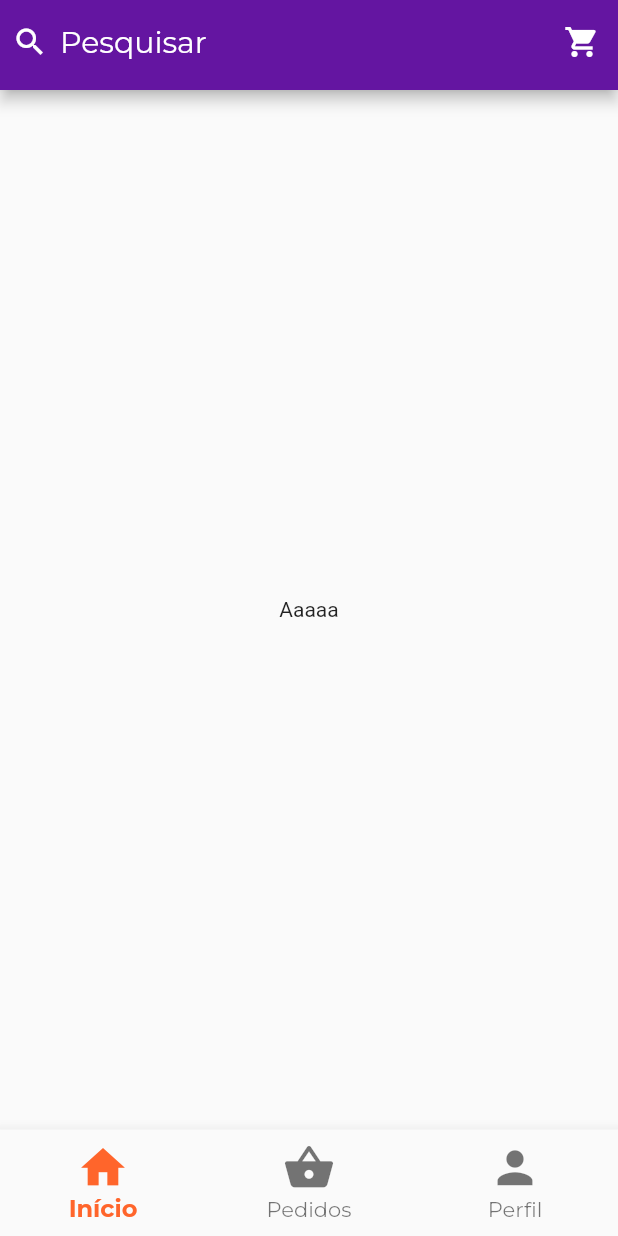
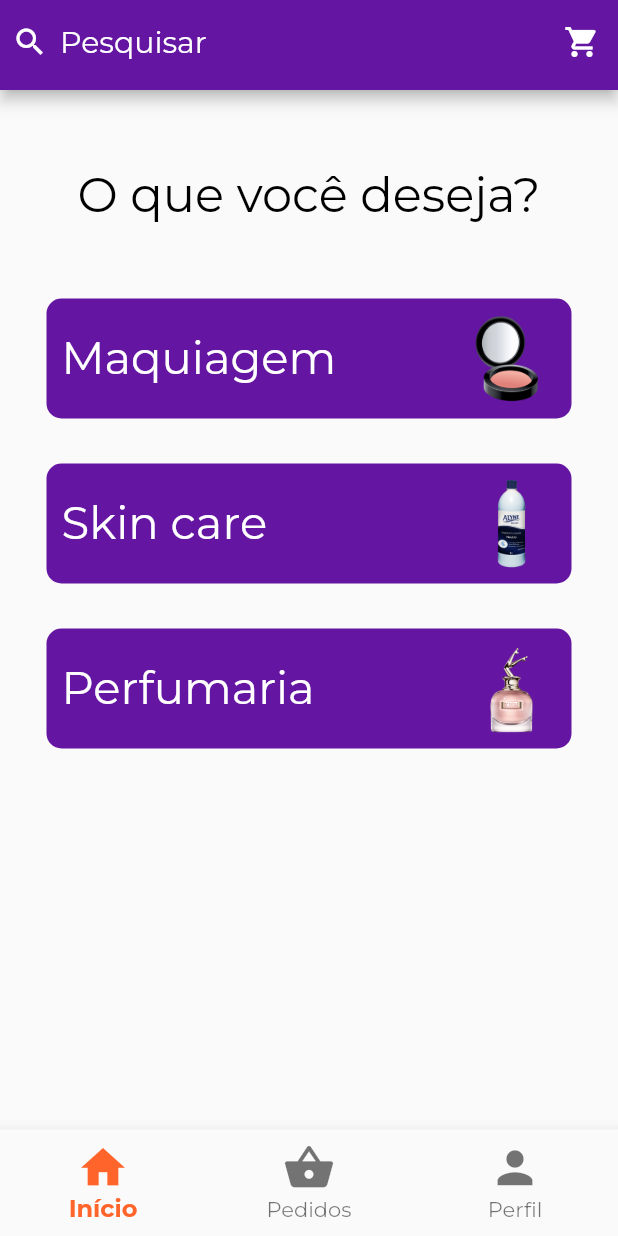
Before and after one commit to LeonardoLuisKlein/inTime, a Flutter app: the screen it shows after launch, on a phone screen of 412 x 824 dp. Run offline on Flutter 3.47's test engine with Material 2 defaults, Android fonts, the phone set to English and light mode, and no system bars.

Commit message:
Feat: introducing home page

```diff
--- a/lib/main.dart
+++ b/lib/main.dart
@@ -1,5 +1,7 @@
 import 'package:flutter/material.dart';
 import 'package:in_time/pages/principal.dart';
+import 'package:in_time/pages/login.dart';
+import 'package:in_time/pages/cadastro.dart';
 
 void main(List<String> app) {
   runApp(const MaterialApp(
--- a/lib/pages/principal.dart
+++ b/lib/pages/principal.dart
@@ -54,8 +54,127 @@ class _PrincipalState extends State<Principal> {
           ),
         ),
       ),
-      body: const Center(
-        child: Text("Aaaaa"),
+      body: Column(
+        children: [
+          const Padding(
+            padding: EdgeInsets.only(top: 50.0),
+            child: Text(
+              "O que você deseja?",
+              style: TextStyle(
+                  fontSize: 32,
+                  fontFamily: 'Montserrat',
+                  color: Color.fromARGB(255, 0, 0, 0)),
+            ),
+          ),
+          Padding(
+              padding: const EdgeInsets.only(top: 50.0),
+              child: Center(
+                child: GestureDetector(
+                    onTap: () {
+                      print("paulo");
+                    },
+                    child: Container(
+                      width: 350,
+                      height: 80,
+                      decoration: const BoxDecoration(
+                        color: Color.fromARGB(255, 100, 21, 161),
+                        borderRadius: BorderRadius.all(Radius.circular(10)),
+                      ),
+                      child: Row(
+                        mainAxisAlignment: MainAxisAlignment.spaceBetween,
+                        children: [
+                          const Padding(
+                            padding: EdgeInsets.only(left: 10.0),
+                            child: Text("Maquiagem",
+                                style: TextStyle(
+                                    fontSize: 30,
+                                    fontFamily: 'Montserrat',
+                                    color: Color.fromARGB(255, 255, 255, 255))),
+                          ),
+                          Padding(
+                            padding: const EdgeInsets.only(right: 10.0),
+                            child: Image.asset(
+                              "images/blush.png",
+                              height: 60,
+                            ),
+                          ),
+                        ],
+                      ),
+                    )),
+              )),
+          Padding(
+              padding: const EdgeInsets.only(top: 30.0),
+              child: Center(
+                child: GestureDetector(
+                    onTap: () {
+                      print("paulo");
+                    },
+                    child: Container(
+                      width: 350,
+                      height: 80,
+                      decoration: const BoxDecoration(
+                        color: Color.fromARGB(255, 100, 21, 161),
+                        borderRadius: BorderRadius.all(Radius.circular(10)),
+                      ),
+                      child: Row(
+                        mainAxisAlignment: MainAxisAlignment.spaceBetween,
+                        children: [
+                          const Padding(
+                            padding: EdgeInsets.only(left: 10.0),
+                            child: Text("Skin care",
+                                style: TextStyle(
+                                    fontSize: 30,
+                                    fontFamily: 'Montserrat',
+                                    color: Color.fromARGB(255, 255, 255, 255))),
+                          ),
+                          Padding(
+                            padding: const EdgeInsets.only(right: 30.0),
+                            child: Image.asset(
+                              "images/skin.png",
+                              height: 60,
+                            ),
+                          ),
+                        ],
+                      ),
+                    )),
+              )),
+          Padding(
+              padding: const EdgeInsets.only(top: 30.0),
+              child: Center(
+                child: GestureDetector(
+                    onTap: () {
+                      print("paulo");
+                    },
+                    child: Container(
+                      width: 350,
+                      height: 80,
+                      decoration: const BoxDecoration(
+                        color: Color.fromARGB(255, 100, 21, 161),
+                        borderRadius: BorderRadius.all(Radius.circular(10)),
+                      ),
+                      child: Row(
+                        mainAxisAlignment: MainAxisAlignment.spaceBetween,
+                        children: [
+                          const Padding(
+                            padding: EdgeInsets.only(left: 10.0),
+                            child: Text("Perfumaria",
+                                style: TextStyle(
+                                    fontSize: 30,
+                                    fontFamily: 'Montserrat',
+                                    color: Color.fromARGB(255, 255, 255, 255))),
+                          ),
+                          Padding(
+                            padding: const EdgeInsets.only(right: 10.0),
+                            child: Image.asset(
+                              "images/perfume.png",
+                              height: 60,
+                            ),
+                          ),
+                        ],
+                      ),
+                    )),
+              )),
+        ],
       ),
       bottomNavigationBar: BottomNavigationBar(
         type: BottomNavigationBarType.fixed,
```
Also changed, not shown: images/blush.png (added), images/perfume.png (added), images/skin.png (added), pubspec.lock.
